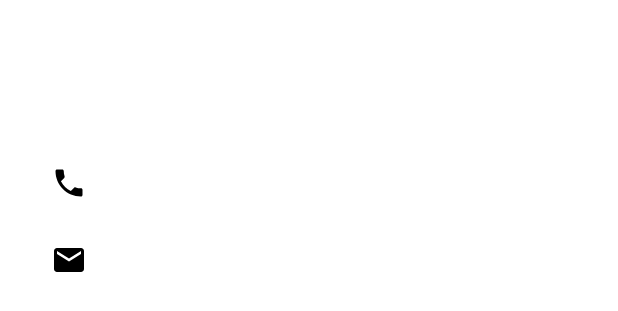
After one commit to Technion236272/2020a-Cue, an Android app: the layout client_information.xml on its own in the app's theme, with its tools: preview values and no code run, on a phone screen of 412 x 824 dp. The commit adds this screen. Shown: the top 311 px of the screen. Run offline under Robolectric (Android 15) with nearby library versions, the phone set to English and light mode, and no system bars.

Commit message:
finished client information dialog

```diff
--- /dev/null
+++ b/app/src/main/res/drawable/dialog_rounded_corners.xml
@@ -0,0 +1,12 @@
+<?xml version="1.0" encoding="utf-8"?>
+<shape xmlns:android="http://schemas.android.com/apk/res/android">
+    <solid
+        android:color="#FFFFFF"/>
+    <corners
+        android:radius="30dp" />
+    <padding
+        android:left="10dp"
+        android:top="10dp"
+        android:right="10dp"
+        android:bottom="10dp" />
+</shape>
--- /dev/null
+++ b/app/src/main/res/drawable/email_icon.xml
@@ -0,0 +1,9 @@
+<vector xmlns:android="http://schemas.android.com/apk/res/android"
+        android:width="24dp"
+        android:height="24dp"
+        android:viewportWidth="24.0"
+        android:viewportHeight="24.0">
+    <path
+        android:fillColor="#FF000000"
+        android:pathData="M20,4L4,4c-1.1,0 -1.99,0.9 -1.99,2L2,18c0,1.1 0.9,2 2,2h16c1.1,0 2,-0.9 2,-2L22,6c0,-1.1 -0.9,-2 -2,-2zM20,8l-8,5 -8,-5L4,6l8,5 8,-5v2z"/>
+</vector>
--- /dev/null
+++ b/app/src/main/res/layout/client_information.xml
@@ -0,0 +1,75 @@
+<?xml version="1.0" encoding="utf-8"?>
+<RelativeLayout xmlns:android="http://schemas.android.com/apk/res/android"
+    android:layout_width="match_parent"
+    android:layout_height="match_parent"
+    xmlns:app="http://schemas.android.com/apk/res-auto"
+    android:background="@drawable/dialog_rounded_corners" >
+
+    <TextView
+        android:id="@+id/client_name"
+        android:layout_width="match_parent"
+        android:layout_height="wrap_content"
+        android:layout_marginTop="24dp"
+        android:textSize="36sp"
+        android:layout_marginLeft="24dp" />
+
+    <LinearLayout
+        android:id="@+id/client_phone"
+        android:layout_width="match_parent"
+        android:layout_height="wrap_content"
+        android:orientation="horizontal"
+        android:layout_below="@id/client_name"
+        android:layout_marginLeft="24dp"
+        android:layout_marginTop="24dp"
+        android:layout_marginStart="24dp"
+        android:clickable="false">
+
+        <ImageView
+            android:layout_width="24dp"
+            android:layout_height="24dp"
+            android:layout_marginTop="3dp"
+            app:srcCompat="@drawable/phone_icon"
+            android:contentDescription="phone icon" />
+
+        <TextView
+            android:id="@+id/client_phone_text"
+            android:textColor="@color/TextOnBackground"
+            android:layout_width="wrap_content"
+            android:layout_height="wrap_content"
+            android:layout_marginLeft="12dp"
+            android:textSize="20sp" />
+
+    </LinearLayout>
+
+    <LinearLayout
+        android:id="@+id/client_email"
+        android:layout_width="match_parent"
+        android:layout_height="wrap_content"
+        android:orientation="horizontal"
+        android:layout_below="@id/client_phone"
+        android:layout_marginLeft="24dp"
+        android:layout_marginTop="24dp"
+        android:layout_marginStart="24dp"
+        android:layout_marginBottom="24dp"
+        android:clickable="false" >
+
+        <ImageView
+            android:layout_width="24dp"
+            android:layout_height="24dp"
+            android:layout_marginTop="3dp"
+            app:srcCompat="@drawable/email_icon"
+            android:contentDescription="email icon" />
+
+        <TextView
+            android:id="@+id/client_email_text"
+            android:textColor="@color/TextOnBackground"
+            android:layout_width="wrap_content"
+            android:layout_height="wrap_content"
+            android:layout_marginLeft="12dp"
+            android:textSize="20sp" />
+
+    </LinearLayout>
+
+
+
+</RelativeLayout>
```
Also changed, not shown: app/src/main/java/com/technion/cue/BusinessFeatures/ClientInformationDialog.java (added, +92 -0 lines), app/src/main/java/com/technion/cue/BusinessFeatures/ClienteleList.java (+8 -2 lines), app/src/main/res/layout/clientele_row.xml (+5 -4 lines), app/src/main/res/values/styles.xml (+17 -0 lines).
